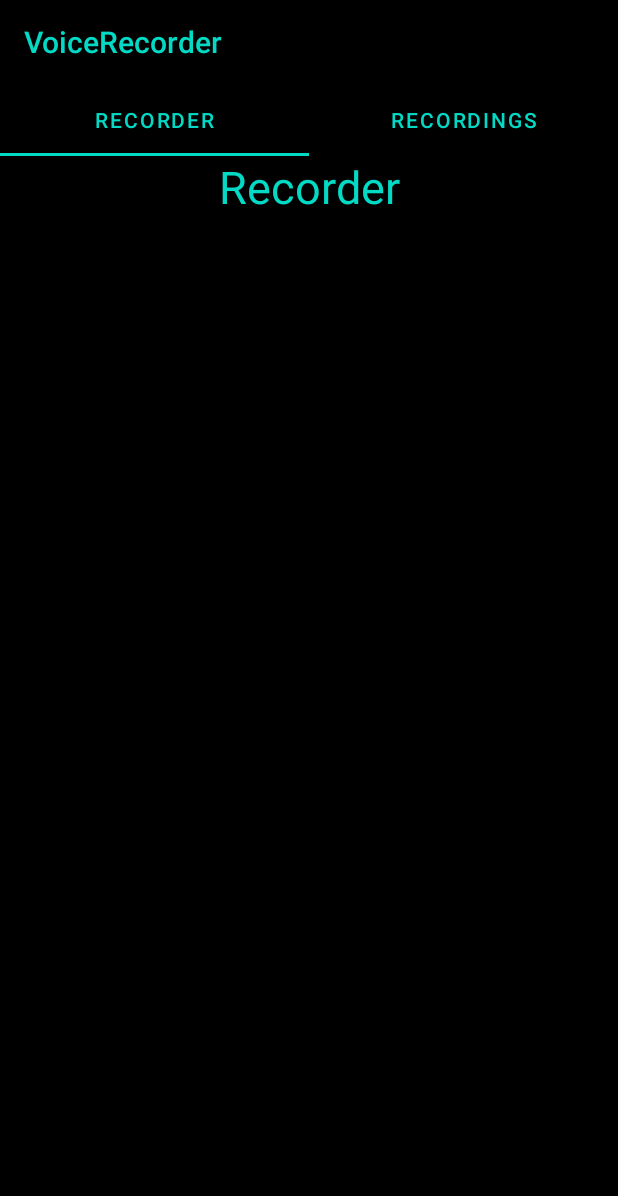
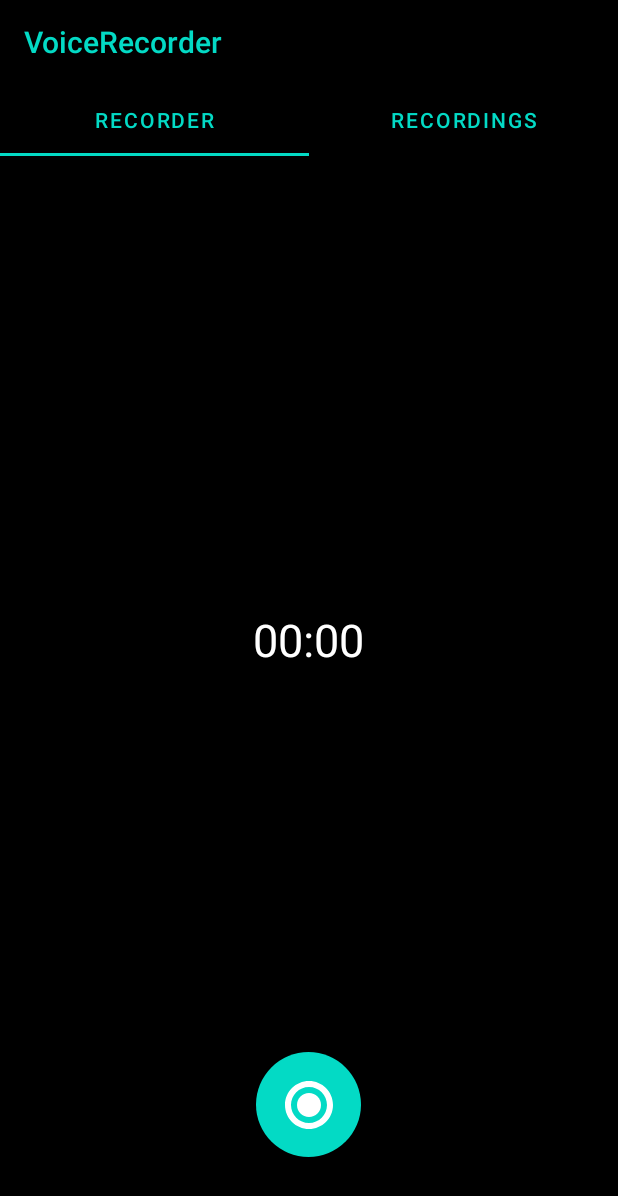
Before and after one commit to Archi4zlo/VoiceRecorder, an Android app: the screen it shows after launch (MainActivity), on a phone screen of 412 x 824 dp. Shown: the top 1196 px of the screen. Run offline under Robolectric (Android 15) with nearby library versions, the phone set to English and light mode, and no system bars; libraries missing offline, so code that uses them is left out: com.karumi.dexter; 1 statement that could not run was skipped.

Commit message:
add runtime permissions(storage and record_audio) methods: startRecorder, stopRecorder btnRecord.onClickListener gifView and Chrono save file to "/VoiceRecorder" folder with unique filename "/recording_"+"yyyyMMdd_HHmmss"+".amr"

```diff
--- a/app/build.gradle
+++ b/app/build.gradle
@@ -36,4 +36,7 @@ dependencies {
     testImplementation 'junit:junit:4.+'
     androidTestImplementation 'androidx.test.ext:junit:1.1.2'
     androidTestImplementation 'androidx.test.espresso:espresso-core:3.3.0'
+
+    implementation 'pl.droidsonroids.gif:android-gif-drawable:1.1.17'
+    implementation 'com.karumi:dexter:6.2.2'
 }
--- a/app/src/main/AndroidManifest.xml
+++ b/app/src/main/AndroidManifest.xml
@@ -2,7 +2,11 @@
 <manifest xmlns:android="http://schemas.android.com/apk/res/android"
     package="com.archi4zlo.voicerecorder">
 
+    <uses-permission android:name="android.permission.READ_EXTERNAL_STORAGE" />
+    <uses-permission android:name="android.permission.WRITE_EXTERNAL_STORAGE"/>
+    <uses-permission android:name="android.permission.RECORD_AUDIO"/>
     <application
+        android:requestLegacyExternalStorage="true"
         android:allowBackup="true"
         android:icon="@mipmap/ic_launcher"
         android:label="@string/app_name"
--- a/app/src/main/java/com/archi4zlo/voicerecorder/Fragments/RecorderFragment.java
+++ b/app/src/main/java/com/archi4zlo/voicerecorder/Fragments/RecorderFragment.java
@@ -1,24 +1,143 @@
 package com.archi4zlo.voicerecorder.Fragments;
 
+import android.Manifest;
+import android.media.MediaRecorder;
 import android.os.Bundle;
+import android.os.Environment;
+import android.os.SystemClock;
 import android.view.LayoutInflater;
 import android.view.View;
 import android.view.ViewGroup;
+import android.widget.Chronometer;
+import android.widget.ImageButton;
+import android.widget.TextView;
+import android.widget.Toast;
 
 import androidx.annotation.NonNull;
 import androidx.annotation.Nullable;
 import androidx.fragment.app.Fragment;
 
 import com.archi4zlo.voicerecorder.R;
+import com.karumi.dexter.Dexter;
+import com.karumi.dexter.MultiplePermissionsReport;
+import com.karumi.dexter.PermissionToken;
+import com.karumi.dexter.listener.PermissionRequest;
+import com.karumi.dexter.listener.multi.MultiplePermissionsListener;
+
+import java.io.File;
+import java.io.IOException;
+import java.text.SimpleDateFormat;
+import java.util.Date;
+import java.util.List;
+import java.util.Locale;
+
+import pl.droidsonroids.gif.GifImageView;
 
 public class RecorderFragment extends Fragment {
 
     View view;
+    ImageButton btnRecord;
+    TextView txtRecStatus;
+    Chronometer timeRecord;
+    GifImageView gifView;
+
+    private static String filename;
+    private MediaRecorder recorder;
+    boolean isRecording;
+
+    File path = new File(Environment.getExternalStorageDirectory().getAbsolutePath() + "/VoiceRecorder");
 
     @Nullable
     @Override
     public View onCreateView(@NonNull LayoutInflater inflater, @Nullable ViewGroup container, @Nullable Bundle savedInstanceState) {
-        view = inflater.inflate(R.layout.fragment_recorder,container,false);
+        view = inflater.inflate(R.layout.fragment_recorder, container, false);
+
+        btnRecord = view.findViewById(R.id.btnRec);
+        txtRecStatus = view.findViewById(R.id.txtRecordingStates);
+        timeRecord = view.findViewById(R.id.timeRecord);
+        gifView = view.findViewById(R.id.gifView);
+
+        isRecording = false;
+
+        askRuntimePermission();
+
+        SimpleDateFormat format = new SimpleDateFormat("yyyyMMdd_HHmmss", Locale.getDefault());
+        String date = format.format(new Date());
+
+        if (!path.exists()) {
+            path.mkdirs();
+        }
+
+        filename = path + "/recording_" + date + ".amr";
+
+        btnRecord.setOnClickListener(new View.OnClickListener() {
+            @Override
+            public void onClick(View v) {
+                if (!isRecording) {
+                    try {
+                        startRecording();
+                        gifView.setVisibility(View.VISIBLE);
+                        timeRecord.setBase(SystemClock.elapsedRealtime());
+                        timeRecord.start();
+                        txtRecStatus.setText("Recording...");
+                        btnRecord.setImageResource(R.drawable.ic_stop);
+                        isRecording = true;
+                    } catch ( Exception e){
+                        e.printStackTrace();
+                        Toast.makeText(getContext(),"Couldn't record", Toast.LENGTH_SHORT).show();
+
+                    }
+                }
+                else {
+                    stopRecording();
+                    gifView.setVisibility(View.GONE);
+                    timeRecord.setBase(SystemClock.elapsedRealtime());
+                    timeRecord.stop();
+                    txtRecStatus.setText("");
+                    btnRecord.setImageResource(R.drawable.ic_record);
+                    isRecording = false;
+                }
+            }
+        });
         return view;
     }
+
+    private void startRecording() {
+        recorder = new MediaRecorder();
+        recorder.setAudioSource(MediaRecorder.AudioSource.MIC);
+        recorder.setOutputFormat(MediaRecorder.OutputFormat.AMR_NB);
+        recorder.setOutputFile(filename);
+        recorder.setAudioEncoder(MediaRecorder.AudioEncoder.AMR_NB);
+
+        try {
+            recorder.prepare();
+        } catch (IOException e) {
+            e.printStackTrace();
+        }
+
+        recorder.start();
+    }
+
+    private void stopRecording() {
+        recorder.stop();
+        recorder.release();
+        recorder = null;
+    }
+
+    private void askRuntimePermission() {
+        Dexter.withContext(getContext())
+                .withPermissions(Manifest.permission.READ_EXTERNAL_STORAGE, Manifest.permission.WRITE_EXTERNAL_STORAGE, Manifest.permission.RECORD_AUDIO)
+                .withListener(new MultiplePermissionsListener() {
+                    @Override
+                    public void onPermissionsChecked(MultiplePermissionsReport multiplePermissionsReport) {
+                        Toast.makeText(getContext(), "Granted!!", Toast.LENGTH_SHORT).show();
+                    }
+
+                    @Override
+                    public void onPermissionRationaleShouldBeShown(List<PermissionRequest> list, PermissionToken permissionToken) {
+                        permissionToken.continuePermissionRequest();
+                    }
+                }).check();
+    }
+
 }
--- /dev/null
+++ b/app/src/main/res/drawable/ic_record.xml
@@ -0,0 +1,5 @@
+<vector android:height="32dp" android:viewportHeight="515.556"
+    android:viewportWidth="515.556" android:width="32dp" xmlns:android="http://schemas.android.com/apk/res/android">
+    <path android:fillColor="#FFF" android:pathData="m257.778,0c-142.137,0 -257.778,115.641 -257.778,257.778s115.641,257.778 257.778,257.778 257.778,-115.641 257.778,-257.778 -115.642,-257.778 -257.778,-257.778zM257.778,451.111c-106.61,0 -193.333,-86.723 -193.333,-193.333s86.723,-193.334 193.333,-193.334 193.333,86.723 193.333,193.333 -86.723,193.334 -193.333,193.334z"/>
+    <path android:fillColor="#FFF" android:pathData="m257.778,128.889c-71.068,0 -128.889,57.805 -128.889,128.889s57.821,128.889 128.889,128.889 128.889,-57.805 128.889,-128.889 -57.821,-128.889 -128.889,-128.889z"/>
+</vector>
--- /dev/null
+++ b/app/src/main/res/drawable/ic_recordings.xml
@@ -0,0 +1,6 @@
+<vector android:height="32dp" android:viewportHeight="480"
+    android:viewportWidth="480" android:width="32dp" xmlns:android="http://schemas.android.com/apk/res/android">
+    <path android:fillColor="#FFF" android:pathData="m432,240c0,106.039 -85.961,192 -192,192s-192,-85.961 -192,-192 85.961,-192 192,-192 192,85.961 192,192zM432,240"/>
+    <path android:fillColor="#51E1ED" android:pathData="m240,480c-132.547,0 -240,-107.453 -240,-240s107.453,-240 240,-240 240,107.453 240,240c-0.148,132.484 -107.516,239.852 -240,240zM240,16c-123.711,0 -224,100.289 -224,224s100.289,224 224,224 224,-100.289 224,-224c-0.141,-123.652 -100.348,-223.859 -224,-224zM240,16"/>
+    <path android:fillColor="#51E1ED" android:pathData="m352,240c0,61.855 -50.145,112 -112,112s-112,-50.145 -112,-112 50.145,-112 112,-112 112,50.145 112,112zM352,240"/>
+</vector>
--- /dev/null
+++ b/app/src/main/res/drawable/ic_stop.xml
@@ -0,0 +1,4 @@
+<vector android:height="32dp" android:viewportHeight="493.56"
+    android:viewportWidth="493.56" android:width="32dp" xmlns:android="http://schemas.android.com/apk/res/android">
+    <path android:fillColor="#FFF" android:pathData="M438.254,0H58.974C27.502,0 0.006,25.992 0.006,57.472v379.256c0,31.48 27.496,56.832 58.968,56.832h379.28c31.468,0 55.3,-25.352 55.3,-56.832V57.472C493.554,25.992 469.722,0 438.254,0z"/>
+</vector>
--- /dev/null
+++ b/app/src/main/res/drawable/round_btn.xml
@@ -0,0 +1,10 @@
+<?xml version="1.0" encoding="utf-8"?>
+<ripple xmlns:android="http://schemas.android.com/apk/res/android" android:color="@color/teal_200">
+    <item>
+        <shape android:shape="oval">
+            <solid android:color="@color/teal_200">
+
+            </solid>
+        </shape>
+    </item>
+</ripple>
--- a/app/src/main/res/layout/fragment_recorder.xml
+++ b/app/src/main/res/layout/fragment_recorder.xml
@@ -1,16 +1,62 @@
 <?xml version="1.0" encoding="utf-8"?>
 <LinearLayout xmlns:android="http://schemas.android.com/apk/res/android"
-             android:layout_width="match_parent"
+    android:layout_width="match_parent"
+    android:layout_height="match_parent"
     android:background="@color/black"
-             android:layout_height="match_parent">
-    <TextView
-        android:text="Recorder"
-        android:textSize="30sp"
-        android:textColor="@color/teal_200"
+    android:orientation="vertical"
+    android:weightSum="4">
+
+    <LinearLayout
         android:layout_width="match_parent"
-        android:textAlignment="center"
-        android:layout_height="wrap_content">
+        android:layout_height="0dp"
+        android:layout_weight="3"
+        android:gravity="center"
+        android:orientation="vertical">
 
-    </TextView>
+        <TextView
+            android:id="@+id/txtRecordingStates"
+            android:layout_width="match_parent"
+            android:layout_height="wrap_content"
+            android:layout_marginTop="20dp"
+            android:gravity="center"
+            android:textColor="@color/white"
+            android:textSize="32sp" />
+
+        <pl.droidsonroids.gif.GifImageView
+            android:id="@+id/gifView"
+            android:layout_width="match_parent"
+            android:layout_height="wrap_content"
+            android:src="@drawable/visual"
+            android:visibility="gone">
+
+        </pl.droidsonroids.gif.GifImageView>
+
+        <Chronometer
+            android:id="@+id/timeRecord"
+            android:layout_width="wrap_content"
+            android:layout_height="wrap_content"
+            android:layout_margin="20dp"
+            android:textAlignment="center"
+            android:textColor="@color/white"
+            android:textSize="30sp" />
+    </LinearLayout>
+
+    <LinearLayout
+        android:layout_width="match_parent"
+        android:layout_height="0dp"
+        android:layout_weight="1"
+        android:gravity="center_horizontal"
+        android:orientation="vertical">
+
+        <ImageButton
+            android:id="@+id/btnRec"
+            android:layout_width="70dp"
+            android:layout_height="70dp"
+            android:scaleType="center"
+            android:layout_margin="15dp"
+            android:background="@drawable/round_btn"
+            android:src="@drawable/ic_record"/>
+    </LinearLayout>
+
 
 </LinearLayout>
```
Also changed, not shown: app/src/main/res/drawable/visual.gif (added).
